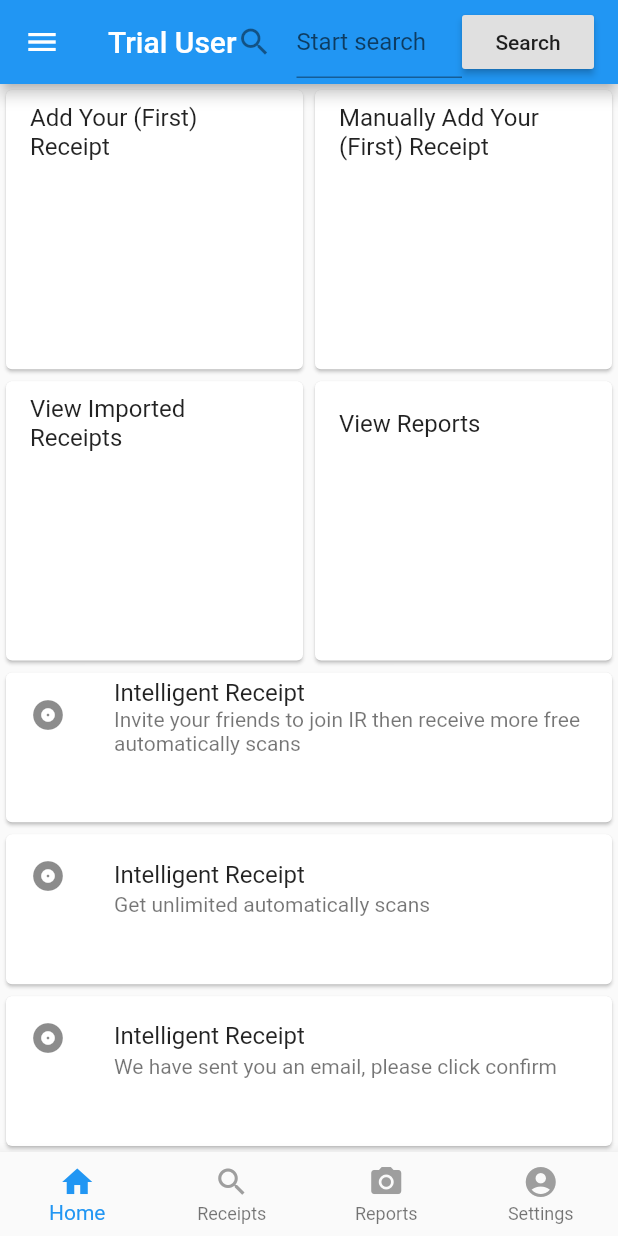
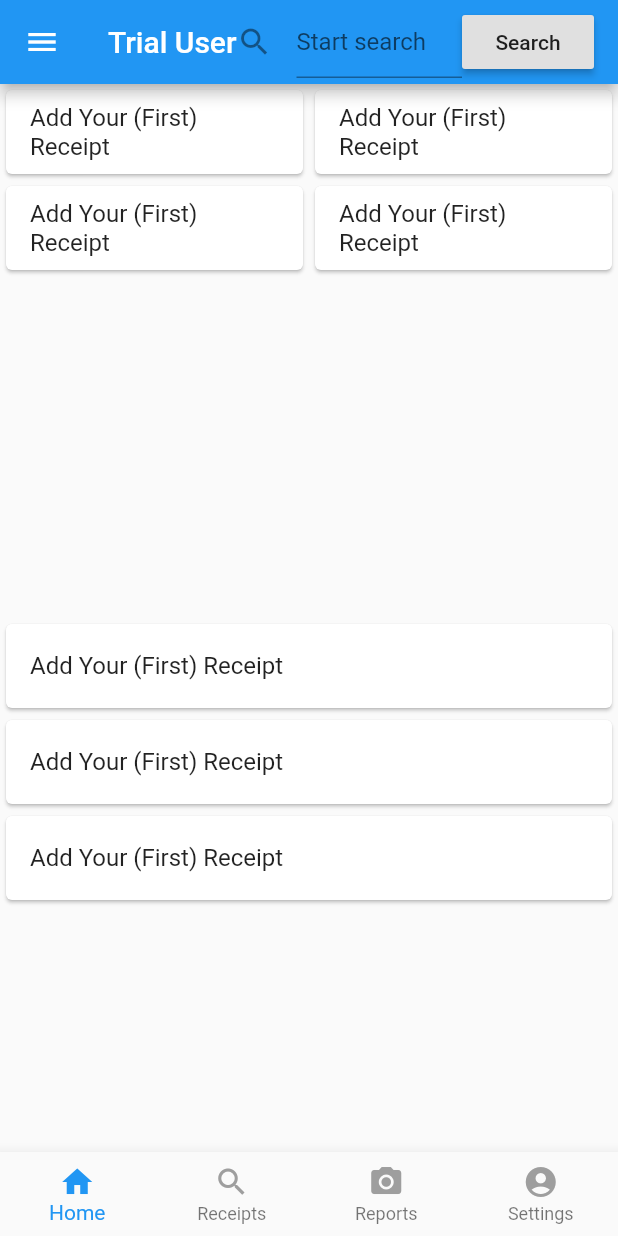
Before and after one commit to rong3000/ir, a Flutter app: the screen it shows after launch, swiped to page 3, on a phone screen of 412 x 824 dp. Run offline on Flutter 3.47's test engine with Material 2 defaults, Android fonts, the phone set to English and light mode, and no system bars; our stand-ins replace bloc, equatable, firebase_auth, flutter_bloc, font_awesome_flutter, google_sign_in and 1 more; accounts and stored records are empty.

Commit message:
layouttrying2

```diff
--- a/lib/pages/reports_page.dart
+++ b/lib/pages/reports_page.dart
@@ -1,4 +1,3 @@
-
 import 'package:flutter/material.dart';
 
 class ReportsPage extends StatefulWidget {
@@ -7,50 +6,48 @@ class ReportsPage extends StatefulWidget {
 }
 
 class _ReportsPageState extends State<ReportsPage> {
-
   @override
   Widget build(BuildContext context) {
     return Scaffold(
-      body: Column(
+      body: OrientationBuilder(builder: (context, orientation){
+        return
+          Column(
             children: <Widget>[
               Flexible(
-            flex: 12,
                 fit: FlexFit.tight,
-            child: Column(
+                child: Wrap(
                   children: <Widget>[
-                Flexible(
-                  child: Row(
-                    children: <Widget>[
-                      Expanded(
+                    FractionallySizedBox(
                       child: FractionallySizedBox(
-                          heightFactor: 1,
+                        widthFactor: orientation == Orientation.portrait ? 0.5: 0.25,
                         child: Card(
-                            child: Column(
-                              mainAxisSize: MainAxisSize.min,
-                              children: <Widget>[
-                                const ListTile(
-
+                          child: ListTile(
                             title: Text('Add Your (First) Receipt'),
-                                ),
-                              ],
                           ),
                         ),
                       ),
                     ),
-                      Expanded(
-                        child: FractionallySizedBox(
-                          heightFactor: 1,
+                    FractionallySizedBox(
+                      widthFactor: orientation == Orientation.portrait ? 0.5: 0.25,
                       child: Card(
-                            child: Column(
-                              mainAxisSize: MainAxisSize.min,
-                              children: <Widget>[
-                                const ListTile(
-
-                                  title: Text(
-                                      'Manually Add Your (First) Receipt'),
+                        child: ListTile(
+                          title: Text('Add Your (First) Receipt'),
                         ),
-                              ],
                       ),
+                    ),
+                    FractionallySizedBox(
+                      widthFactor: orientation == Orientation.portrait ? 0.5: 0.25,
+                      child: Card(
+                        child: ListTile(
+                          title: Text('Add Your (First) Receipt'),
+                        ),
+                      ),
+                    ),
+                    FractionallySizedBox(
+                      widthFactor: orientation == Orientation.portrait ? 0.5: 0.25,
+                      child: Card(
+                        child: ListTile(
+                          title: Text('Add Your (First) Receipt'),
                         ),
                       ),
                     ),
@@ -58,104 +55,97 @@ class _ReportsPageState extends State<ReportsPage> {
                 ),
               ),
               Flexible(
-                  child: Row(
+                  fit: FlexFit.tight,
+                  child: Wrap(
                     children: <Widget>[
-                      Expanded(
-                        child: FractionallySizedBox(
-                          heightFactor: 1,
+                      FractionallySizedBox(
+                        widthFactor: orientation == Orientation.portrait ? 1: 0.33,
                         child: Card(
-                            child: Column(
-                              mainAxisSize: MainAxisSize.min,
-                              children: <Widget>[
-                                const ListTile(
-
-                                  title: Text('View Imported Receipts'),
-                                ),
-                              ],
+                          child: ListTile(
+                            title: Text('Add Your (First) Receipt'),
                           ),
                         ),
                       ),
+                      FractionallySizedBox(
+                        widthFactor: orientation == Orientation.portrait ? 1: 0.33,
+                        child: Card(
+                          child: ListTile(
+                            title: Text('Add Your (First) Receipt'),
                           ),
-                      Expanded(
-                        child: FractionallySizedBox(
-                          heightFactor: 1,
+                        ),
+                      ),
+                      FractionallySizedBox(
+                        widthFactor: orientation == Orientation.portrait ? 1: 0.33,
                         child: Card(
-                            child: Column(
-                              mainAxisSize: MainAxisSize.min,
-                              children: <Widget>[
-                                const ListTile(
-
-                                  title: Text('View Reports'),
-                                ),
-                              ],
-                            ),
+                          child: ListTile(
+                            title: Text('Add Your (First) Receipt'),
                           ),
                         ),
                       ),
                     ],
+                  )
               ),
-                ),
+
+//          Flexible(
+//            flex: 10,
+//            fit: FlexFit.tight,
+//            child: Column(
+//              children: <Widget>[
+//                Flexible(
+//                  fit: FlexFit.tight,
+//                  child: Card(
+//                    child: Column(
+//                      mainAxisSize: MainAxisSize.min,
+//                      children: <Widget>[
+//                        const ListTile(
+//                          leading: Icon(Icons.album),
+//                          title: Text('Intelligent Receipt'),
+//                          subtitle: Text(
+//                              'Invite your friends to join IR then receive more free automatically scans'),
+//                        ),
+//                      ],
+//                    ),
+//                  ),
+//                ),
+//                Flexible(
+//                  fit: FlexFit.tight,
+//                  child: Card(
+//                    child: Column(
+//                      mainAxisSize: MainAxisSize.min,
+//                      children: <Widget>[
+//                        const ListTile(
+//                          leading: Icon(Icons.album),
+//                          title: Text('Intelligent Receipt'),
+//                          subtitle:
+//                          Text('Get unlimited automatically scans'),
+//                        ),
+//                      ],
+//                    ),
+//                  ),
+//                ),
+//                Flexible(
+//                  fit: FlexFit.tight,
+//                  child: Card(
+//                    child: Column(
+//                      mainAxisSize: MainAxisSize.min,
+//                      children: <Widget>[
+//                        const ListTile(
+//                          leading: Icon(Icons.album),
+//                          title: Text('Intelligent Receipt'),
+//                          subtitle: Text(
+//                              'We have sent you an email, please click confirm'),
+//                        ),
+//                      ],
+//                    ),
+//                  ),
+//                ),
+//              ],
+//            ),
+//          ),
             ],
-            ),
-          ),
-          Flexible(
-            flex: 10,
-            fit: FlexFit.tight,
-            child: Column(
-              children: <Widget>[
-                Flexible(
-                  fit: FlexFit.tight,
-                  child: Card(
-                    child: Column(
-                      mainAxisSize: MainAxisSize.min,
-                      children: <Widget>[
-                        const ListTile(
-                          leading: Icon(Icons.album),
-                          title: Text('Intelligent Receipt'),
-                          subtitle: Text(
-                              'Invite your friends to join IR then receive more free automatically scans'),
-                        ),
-                      ],
-                    ),
-                  ),
-                ),
-                Flexible(
-                  fit: FlexFit.tight,
-                  child: Card(
-                    child: Column(
-                      mainAxisSize: MainAxisSize.min,
-                      children: <Widget>[
-                        const ListTile(
-                          leading: Icon(Icons.album),
-                          title: Text('Intelligent Receipt'),
-                          subtitle:
-                          Text('Get unlimited automatically scans'),
-                        ),
-                      ],
-                    ),
-                  ),
-                ),
-                Flexible(
-                  fit: FlexFit.tight,
-                  child: Card(
-                    child: Column(
-                      mainAxisSize: MainAxisSize.min,
-                      children: <Widget>[
-                        const ListTile(
-                          leading: Icon(Icons.album),
-                          title: Text('Intelligent Receipt'),
-                          subtitle: Text(
-                              'We have sent you an email, please click confirm'),
-                        ),
-                      ],
-                    ),
-                  ),
-                ),
-              ],
-            ),
-          ),
-        ],
-      ),
+          );
+      }),
+
     );
   }
 }
```
Lines whose indentation alone changed are shown as unchanged.
